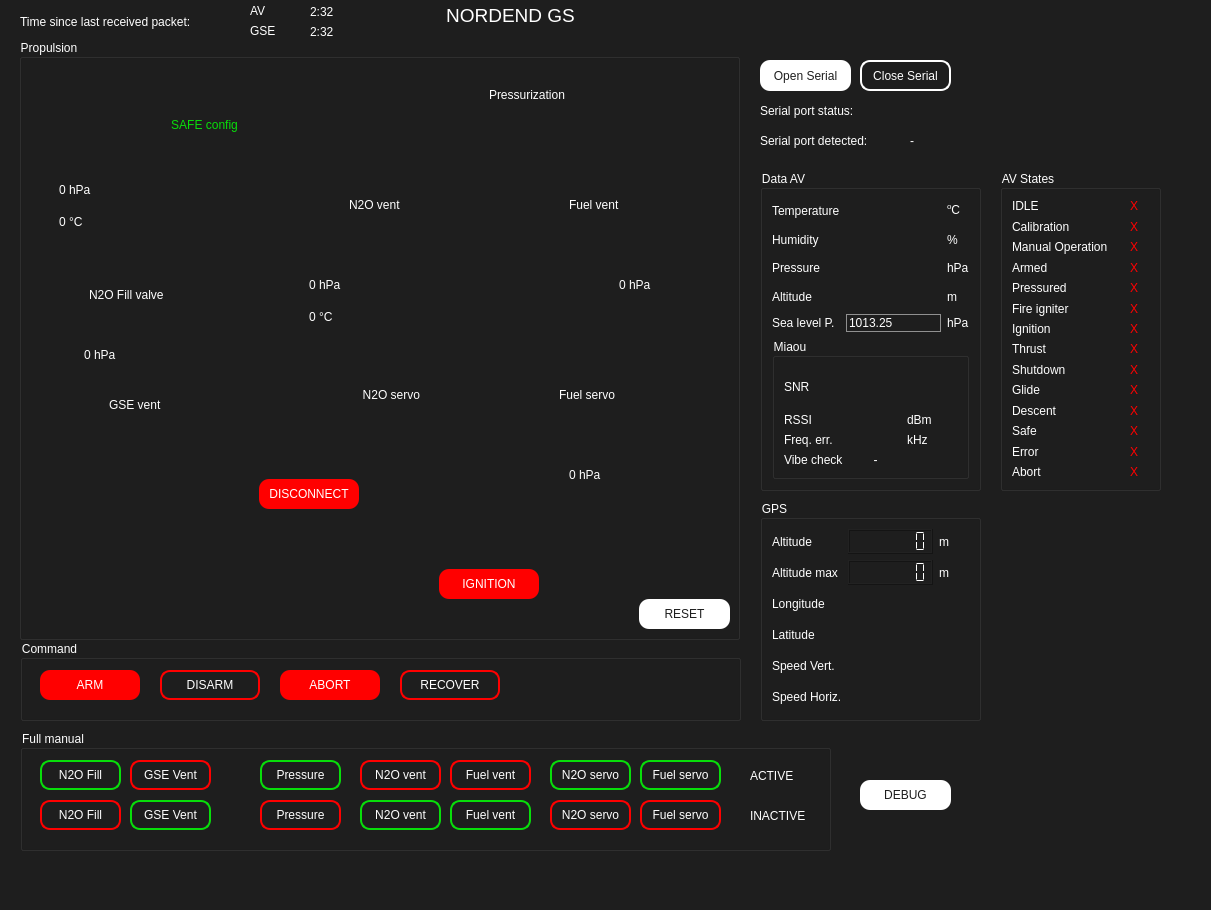
This is UI/GS2023.ui in MorgesHAB/ERT2023GS as Qt 5 draws it before an edit. The edited form follows.
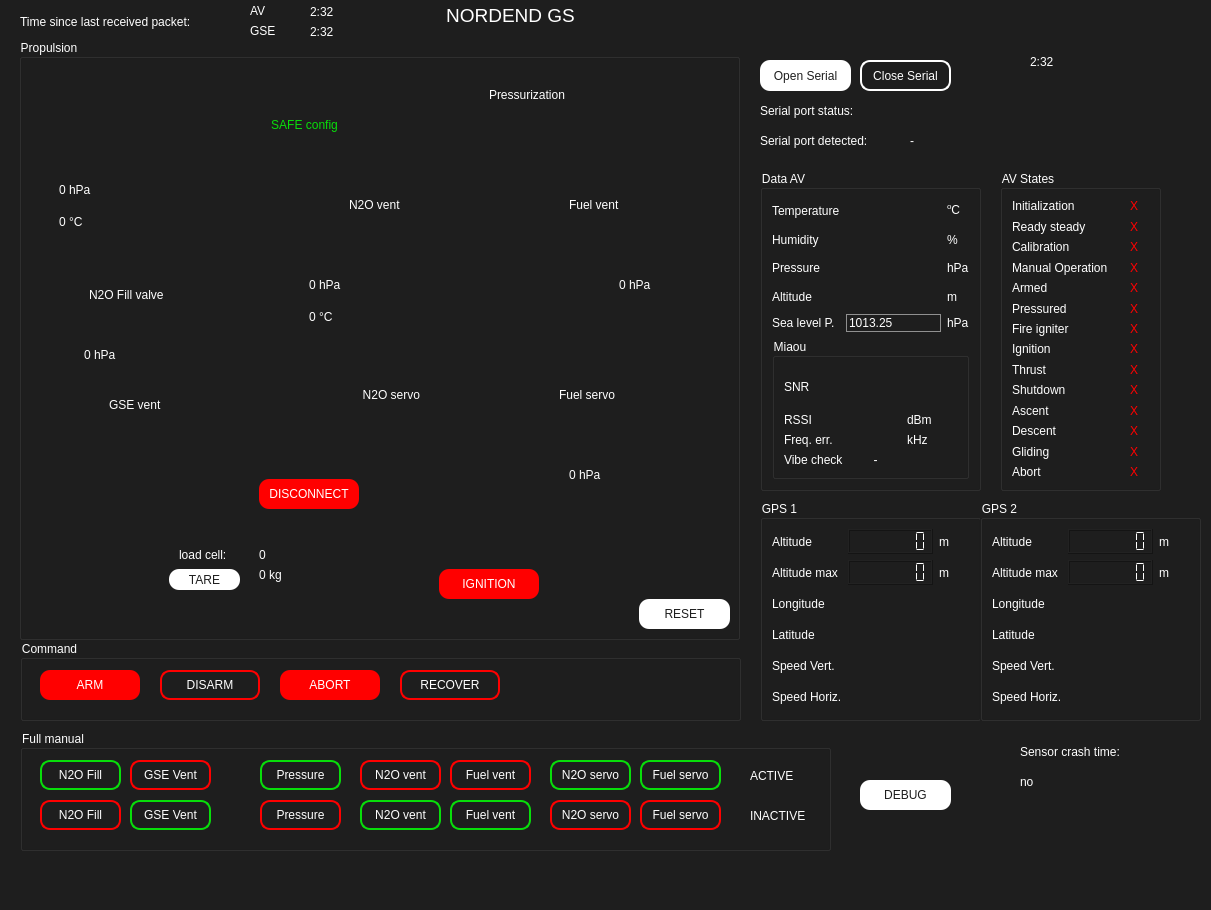
This is the edited form. Icons and pictures are not drawn.

Commit message: gui for VSFT1 before AV states

```diff
--- a/UI/GS2023.ui
+++ b/UI/GS2023.ui
@@ -1008,7 +1008,7 @@
     <widget class="QLabel" name="safe_config_label">
      <property name="geometry">
       <rect>
-       <x>130</x>
+       <x>230</x>
        <y>70</y>
        <width>111</width>
        <height>31</height>
@@ -1026,6 +1026,96 @@
       <set>Qt::AlignCenter</set>
      </property>
     </widget>
+    <widget class="QLabel" name="load_cell">
+     <property name="geometry">
+      <rect>
+       <x>240</x>
+       <y>500</y>
+       <width>61</width>
+       <height>31</height>
+      </rect>
+     </property>
+     <property name="styleSheet">
+      <string notr="true">background: transparent;
+font: 9pt &quot;Verdana&quot;;
+</string>
+     </property>
+     <property name="text">
+      <string>0</string>
+     </property>
+    </widget>
+    <widget class="QLabel" name="load_cell_label">
+     <property name="geometry">
+      <rect>
+       <x>160</x>
+       <y>500</y>
+       <width>71</width>
+       <height>31</height>
+      </rect>
+     </property>
+     <property name="styleSheet">
+      <string notr="true">background: transparent;
+font: 9pt &quot;Verdana&quot;;
+</string>
+     </property>
+     <property name="text">
+      <string>load cell:</string>
+     </property>
+    </widget>
+    <widget class="QPushButton" name="tare_button">
+     <property name="geometry">
+      <rect>
+       <x>150</x>
+       <y>530</y>
+       <width>71</width>
+       <height>21</height>
+      </rect>
+     </property>
+     <property name="styleSheet">
+      <string notr="true">QPushButton{
+color: rgb(30, 30, 30);
+font: 9pt &quot;Verdana&quot;;
+border-radius: 10px;
+background: white;
+}
+QPushButton:hover {
+font: 700 9pt &quot;Verdana&quot;;
+}
+QPushButton:pressed {
+font: 700 9pt &quot;Verdana&quot;;
+color: white;
+background: transparent;
+border: 3px  solid white;
+}
+
+QPushButton:focus{
+border: none;
+}
+
+</string>
+     </property>
+     <property name="text">
+      <string>TARE</string>
+     </property>
+    </widget>
+    <widget class="QLabel" name="load_cell_kg">
+     <property name="geometry">
+      <rect>
+       <x>240</x>
+       <y>520</y>
+       <width>61</width>
+       <height>31</height>
+      </rect>
+     </property>
+     <property name="styleSheet">
+      <string notr="true">background: transparent;
+font: 9pt &quot;Verdana&quot;;
+</string>
+     </property>
+     <property name="text">
+      <string>0 kg</string>
+     </property>
+    </widget>
     <zorder>prop_diagram</zorder>
     <zorder>label</zorder>
     <zorder>reset_valves</zorder>
@@ -1052,6 +1142,10 @@
     <zorder>ignition_cmd</zorder>
     <zorder>disconnect_cmd</zorder>
     <zorder>safe_config_label</zorder>
+    <zorder>load_cell</zorder>
+    <zorder>load_cell_label</zorder>
+    <zorder>tare_button</zorder>
+    <zorder>load_cell_kg</zorder>
    </widget>
    <widget class="QGroupBox" name="groupBox_3">
     <property name="geometry">
@@ -1239,7 +1333,7 @@
      <string notr="true"/>
     </property>
     <property name="title">
-     <string>GPS</string>
+     <string>GPS 1</string>
     </property>
     <layout class="QGridLayout" name="gridLayout_3">
      <item row="3" column="1" colspan="3">
@@ -1397,7 +1491,56 @@
      <string>AV States</string>
     </property>
     <layout class="QGridLayout" name="gridLayout_11">
-     <item row="8" column="1">
+     <item row="1" column="0">
+      <widget class="QLabel" name="idle_labe">
+       <property name="text">
+        <string>Ready steady</string>
+       </property>
+      </widget>
+     </item>
+     <item row="11" column="1">
+      <widget class="QLabel" name="st_descent">
+       <property name="minimumSize">
+        <size>
+         <width>30</width>
+         <height>0</height>
+        </size>
+       </property>
+       <property name="maximumSize">
+        <size>
+         <width>23</width>
+         <height>16777215</height>
+        </size>
+       </property>
+       <property name="styleSheet">
+        <string notr="true">color: rgb(255, 0, 0);</string>
+       </property>
+       <property name="text">
+        <string>X</string>
+       </property>
+       <property name="alignment">
+        <set>Qt::AlignCenter</set>
+       </property>
+      </widget>
+     </item>
+     <item row="2" column="0">
+      <widget class="QLabel" name="calibration_label">
+       <property name="styleSheet">
+        <string notr="true"/>
+       </property>
+       <property name="text">
+        <string>Calibration</string>
+       </property>
+      </widget>
+     </item>
+     <item row="7" column="0">
+      <widget class="QLabel" name="ignition_label">
+       <property name="text">
+        <string>Ignition</string>
+       </property>
+      </widget>
+     </item>
+     <item row="9" column="1">
       <widget class="QLabel" name="st_shutdown">
        <property name="minimumSize">
         <size>
@@ -1423,6 +1566,31 @@
       </widget>
      </item>
      <item row="4" column="1">
+      <widget class="QLabel" name="st_armed">
+       <property name="minimumSize">
+        <size>
+         <width>30</width>
+         <height>0</height>
+        </size>
+       </property>
+       <property name="maximumSize">
+        <size>
+         <width>23</width>
+         <height>16777215</height>
+        </size>
+       </property>
+       <property name="styleSheet">
+        <string notr="true">color: rgb(255, 0, 0);</string>
+       </property>
+       <property name="text">
+        <string>X</string>
+       </property>
+       <property name="alignment">
+        <set>Qt::AlignCenter</set>
+       </property>
+      </widget>
+     </item>
+     <item row="5" column="1">
       <widget class="QLabel" name="st_pressured">
        <property name="minimumSize">
         <size>
@@ -1447,33 +1615,25 @@
        </property>
       </widget>
      </item>
-     <item row="1" column="1">
-      <widget class="QLabel" name="st_calibration">
-       <property name="minimumSize">
-        <size>
-         <width>30</width>
-         <height>0</height>
-        </size>
+     <item row="10" column="0">
+      <widget class="QLabel" name="abort_label_2">
+       <property name="text">
+        <string>Ascent</string>
        </property>
-       <property name="maximumSize">
-        <size>
-         <width>23</width>
-         <height>16777215</height>
-        </size>
-       </property>
+      </widget>
+     </item>
+     <item row="0" column="0">
+      <widget class="QLabel" name="init_label">
        <property name="styleSheet">
-        <string notr="true">color: rgb(255, 0, 0);</string>
+        <string notr="true"/>
        </property>
        <property name="text">
-        <string>X</string>
+        <string>Initialization</string>
        </property>
-       <property name="alignment">
-        <set>Qt::AlignCenter</set>
-       </property>
       </widget>
      </item>
-     <item row="6" column="1">
-      <widget class="QLabel" name="st_ignition">
+     <item row="13" column="1">
+      <widget class="QLabel" name="st_abort">
        <property name="minimumSize">
         <size>
          <width>30</width>
@@ -1497,14 +1657,46 @@
        </property>
       </widget>
      </item>
-     <item row="7" column="0">
-      <widget class="QLabel" name="thrust_label">
-       <property name="text">
-        <string>Thrust</string>
-       </property>
-      </widget>
-     </item>
      <item row="2" column="1">
+      <widget class="QLabel" name="st_calibration">
+       <property name="minimumSize">
+        <size>
+         <width>30</width>
+         <height>0</height>
+        </size>
+       </property>
+       <property name="maximumSize">
+        <size>
+         <width>23</width>
+         <height>16777215</height>
+        </size>
+       </property>
+       <property name="styleSheet">
+        <string notr="true">color: rgb(255, 0, 0);</string>
+       </property>
+       <property name="text">
+        <string>X</string>
+       </property>
+       <property name="alignment">
+        <set>Qt::AlignCenter</set>
+       </property>
+      </widget>
+     </item>
+     <item row="12" column="0">
+      <widget class="QLabel" name="glide_label">
+       <property name="text">
+        <string>Gliding</string>
+       </property>
+      </widget>
+     </item>
+     <item row="9" column="0">
+      <widget class="QLabel" name="shutdown_label">
+       <property name="text">
+        <string>Shutdown</string>
+       </property>
+      </widget>
+     </item>
+     <item row="3" column="1">
       <widget class="QLabel" name="st_manual_operation">
        <property name="minimumSize">
         <size>
@@ -1530,52 +1722,77 @@
       </widget>
      </item>
      <item row="5" column="0">
-      <widget class="QLabel" name="fire_igniter_label">
+      <widget class="QLabel" name="pressured_label">
        <property name="text">
-        <string>Fire igniter</string>
+        <string>Pressured</string>
+       </property>
+      </widget>
+     </item>
+     <item row="10" column="1">
+      <widget class="QLabel" name="st_ascent">
+       <property name="minimumSize">
+        <size>
+         <width>30</width>
+         <height>0</height>
+        </size>
+       </property>
+       <property name="maximumSize">
+        <size>
+         <width>23</width>
+         <height>16777215</height>
+        </size>
+       </property>
+       <property name="styleSheet">
+        <string notr="true">color: rgb(255, 0, 0);</string>
+       </property>
+       <property name="text">
+        <string>X</string>
+       </property>
+       <property name="alignment">
+        <set>Qt::AlignCenter</set>
        </property>
       </widget>
      </item>
      <item row="11" column="0">
-      <widget class="QLabel" name="safe_label">
+      <widget class="QLabel" name="descent_label">
        <property name="text">
-        <string>Safe</string>
+        <string>Descent</string>
        </property>
       </widget>
      </item>
-     <item row="0" column="1">
-      <widget class="QLabel" name="st_idle">
-       <property name="minimumSize">
-        <size>
-         <width>30</width>
-         <height>0</height>
-        </size>
-       </property>
-       <property name="maximumSize">
-        <size>
-         <width>23</width>
-         <height>16777215</height>
-        </size>
-       </property>
-       <property name="styleSheet">
-        <string notr="true">color: rgb(255, 0, 0);</string>
-       </property>
-       <property name="text">
-        <string>X</string>
-       </property>
-       <property name="alignment">
-        <set>Qt::AlignCenter</set>
-       </property>
-      </widget>
-     </item>
-     <item row="3" column="0">
+     <item row="4" column="0">
       <widget class="QLabel" name="armed_label">
        <property name="text">
         <string>Armed</string>
        </property>
       </widget>
      </item>
-     <item row="2" column="0">
+     <item row="0" column="1">
+      <widget class="QLabel" name="st_init">
+       <property name="minimumSize">
+        <size>
+         <width>30</width>
+         <height>0</height>
+        </size>
+       </property>
+       <property name="maximumSize">
+        <size>
+         <width>23</width>
+         <height>16777215</height>
+        </size>
+       </property>
+       <property name="styleSheet">
+        <string notr="true">color: rgb(255, 0, 0);</string>
+       </property>
+       <property name="text">
+        <string>X</string>
+       </property>
+       <property name="alignment">
+        <set>Qt::AlignCenter</set>
+       </property>
+      </widget>
+     </item>
+     <item row="3" column="0">
       <widget class="QLabel" name="manual_opration_label">
        <property name="styleSheet">
         <string notr="true"/>
@@ -1585,141 +1802,64 @@
        </property>
       </widget>
      </item>
-     <item row="9" column="1">
-      <widget class="QLabel" name="st_glide">
-       <property name="minimumSize">
-        <size>
-         <width>30</width>
-         <height>0</height>
-        </size>
-       </property>
-       <property name="maximumSize">
-        <size>
-         <width>23</width>
-         <height>16777215</height>
-        </size>
-       </property>
-       <property name="styleSheet">
-        <string notr="true">color: rgb(255, 0, 0);</string>
-       </property>
-       <property name="text">
-        <string>X</string>
-       </property>
-       <property name="alignment">
-        <set>Qt::AlignCenter</set>
-       </property>
-      </widget>
-     </item>
-     <item row="7" column="1">
-      <widget class="QLabel" name="st_thrust">
-       <property name="minimumSize">
-        <size>
-         <width>30</width>
-         <height>0</height>
-        </size>
-       </property>
-       <property name="maximumSize">
-        <size>
-         <width>23</width>
-         <height>16777215</height>
-        </size>
-       </property>
-       <property name="styleSheet">
-        <string notr="true">color: rgb(255, 0, 0);</string>
-       </property>
-       <property name="text">
-        <string>X</string>
-       </property>
-       <property name="alignment">
-        <set>Qt::AlignCenter</set>
-       </property>
-      </widget>
-     </item>
-     <item row="10" column="0">
-      <widget class="QLabel" name="descent_label">
-       <property name="text">
-        <string>Descent</string>
-       </property>
-      </widget>
-     </item>
-     <item row="12" column="0">
-      <widget class="QLabel" name="error_label">
-       <property name="text">
-        <string>Error</string>
-       </property>
-      </widget>
-     </item>
-     <item row="3" column="1">
-      <widget class="QLabel" name="st_armed">
-       <property name="minimumSize">
-        <size>
-         <width>30</width>
-         <height>0</height>
-        </size>
-       </property>
-       <property name="maximumSize">
-        <size>
-         <width>23</width>
-         <height>16777215</height>
-        </size>
-       </property>
-       <property name="styleSheet">
-        <string notr="true">color: rgb(255, 0, 0);</string>
-       </property>
-       <property name="text">
-        <string>X</string>
-       </property>
-       <property name="alignment">
-        <set>Qt::AlignCenter</set>
-       </property>
-      </widget>
-     </item>
-     <item row="6" column="0">
-      <widget class="QLabel" name="ignition_label">
-       <property name="text">
-        <string>Ignition</string>
-       </property>
-      </widget>
-     </item>
-     <item row="1" column="0">
-      <widget class="QLabel" name="calibration_label">
-       <property name="styleSheet">
-        <string notr="true"/>
-       </property>
-       <property name="text">
-        <string>Calibration</string>
-       </property>
-      </widget>
-     </item>
-     <item row="0" column="0">
-      <widget class="QLabel" name="idle_labe">
-       <property name="text">
-        <string>IDLE</string>
-       </property>
-      </widget>
-     </item>
-     <item row="9" column="0">
-      <widget class="QLabel" name="glide_label">
-       <property name="text">
-        <string>Glide</string>
-       </property>
-      </widget>
-     </item>
      <item row="8" column="0">
-      <widget class="QLabel" name="shutdown_label">
+      <widget class="QLabel" name="thrust_label">
        <property name="text">
-        <string>Shutdown</string>
+        <string>Thrust</string>
        </property>
       </widget>
      </item>
-     <item row="4" column="0">
-      <widget class="QLabel" name="pressured_label">
+     <item row="7" column="1">
+      <widget class="QLabel" name="st_ignition">
+       <property name="minimumSize">
+        <size>
+         <width>30</width>
+         <height>0</height>
+        </size>
+       </property>
+       <property name="maximumSize">
+        <size>
+         <width>23</width>
+         <height>16777215</height>
+        </size>
+       </property>
+       <property name="styleSheet">
+        <string notr="true">color: rgb(255, 0, 0);</string>
+       </property>
        <property name="text">
-        <string>Pressured</string>
+        <string>X</string>
        </property>
+       <property name="alignment">
+        <set>Qt::AlignCenter</set>
+       </property>
       </widget>
      </item>
-     <item row="5" column="1">
+     <item row="12" column="1">
+      <widget class="QLabel" name="st_glide">
+       <property name="minimumSize">
+        <size>
+         <width>30</width>
+         <height>0</height>
+        </size>
+       </property>
+       <property name="maximumSize">
+        <size>
+         <width>23</width>
+         <height>16777215</height>
+        </size>
+       </property>
+       <property name="styleSheet">
+        <string notr="true">color: rgb(255, 0, 0);</string>
+       </property>
+       <property name="text">
+        <string>X</string>
+       </property>
+       <property name="alignment">
+        <set>Qt::AlignCenter</set>
+       </property>
+      </widget>
+     </item>
+     <item row="6" column="1">
       <widget class="QLabel" name="st_fire_igniter">
        <property name="minimumSize">
         <size>
@@ -1751,8 +1891,8 @@
        </property>
       </widget>
      </item>
-     <item row="10" column="1">
-      <widget class="QLabel" name="st_descent">
+     <item row="8" column="1">
+      <widget class="QLabel" name="st_thrust">
        <property name="minimumSize">
         <size>
          <width>30</width>
@@ -1776,58 +1916,15 @@
        </property>
       </widget>
      </item>
-     <item row="11" column="1">
-      <widget class="QLabel" name="st_safe">
-       <property name="minimumSize">
-        <size>
-         <width>30</width>
-         <height>0</height>
-        </size>
-       </property>
-       <property name="maximumSize">
-        <size>
-         <width>23</width>
-         <height>16777215</height>
-        </size>
-       </property>
-       <property name="styleSheet">
-        <string notr="true">color: rgb(255, 0, 0);</string>
-       </property>
+     <item row="6" column="0">
+      <widget class="QLabel" name="fire_igniter_label">
        <property name="text">
-        <string>X</string>
+        <string>Fire igniter</string>
        </property>
-       <property name="alignment">
-        <set>Qt::AlignCenter</set>
-       </property>
       </widget>
      </item>
-     <item row="12" column="1">
-      <widget class="QLabel" name="st_error">
-       <property name="minimumSize">
-        <size>
-         <width>30</width>
-         <height>0</height>
-        </size>
-       </property>
-       <property name="maximumSize">
-        <size>
-         <width>23</width>
-         <height>16777215</height>
-        </size>
-       </property>
-       <property name="styleSheet">
-        <string notr="true">color: rgb(255, 0, 0);</string>
-       </property>
-       <property name="text">
-        <string>X</string>
-       </property>
-       <property name="alignment">
-        <set>Qt::AlignCenter</set>
-       </property>
-      </widget>
-     </item>
-     <item row="13" column="1">
-      <widget class="QLabel" name="st_abort">
+     <item row="1" column="1">
+      <widget class="QLabel" name="st_ready_steady">
        <property name="minimumSize">
         <size>
          <width>30</width>
@@ -2437,6 +2534,221 @@
      <string>GSE</string>
     </property>
    </widget>
+   <widget class="QLabel" name="AV_timestamp">
+    <property name="geometry">
+     <rect>
+      <x>1030</x>
+      <y>50</y>
+      <width>121</width>
+      <height>24</height>
+     </rect>
+    </property>
+    <property name="toolTip">
+     <string>&lt;html&gt;&lt;head/&gt;&lt;body&gt;&lt;p&gt;Last packet's timestamp&lt;/p&gt;&lt;/body&gt;&lt;/html&gt;</string>
+    </property>
+    <property name="text">
+     <string>2:32</string>
+    </property>
+    <property name="alignment">
+     <set>Qt::AlignLeading|Qt::AlignLeft|Qt::AlignVCenter</set>
+    </property>
+   </widget>
+   <widget class="QLabel" name="sensor_crash_time">
+    <property name="geometry">
+     <rect>
+      <x>1020</x>
+      <y>770</y>
+      <width>121</width>
+      <height>24</height>
+     </rect>
+    </property>
+    <property name="toolTip">
+     <string>&lt;html&gt;&lt;head/&gt;&lt;body&gt;&lt;p&gt;Last packet's timestamp&lt;/p&gt;&lt;/body&gt;&lt;/html&gt;</string>
+    </property>
+    <property name="text">
+     <string>no</string>
+    </property>
+    <property name="alignment">
+     <set>Qt::AlignLeading|Qt::AlignLeft|Qt::AlignVCenter</set>
+    </property>
+   </widget>
+   <widget class="QLabel" name="AV_timestamp_3">
+    <property name="geometry">
+     <rect>
+      <x>1020</x>
+      <y>740</y>
+      <width>121</width>
+      <height>24</height>
+     </rect>
+    </property>
+    <property name="toolTip">
+     <string>&lt;html&gt;&lt;head/&gt;&lt;body&gt;&lt;p&gt;Last packet's timestamp&lt;/p&gt;&lt;/body&gt;&lt;/html&gt;</string>
+    </property>
+    <property name="text">
+     <string>Sensor crash time:</string>
+    </property>
+    <property name="alignment">
+     <set>Qt::AlignLeading|Qt::AlignLeft|Qt::AlignVCenter</set>
+    </property>
+   </widget>
+   <widget class="QGroupBox" name="gps_box_2">
+    <property name="geometry">
+     <rect>
+      <x>980</x>
+      <y>500</y>
+      <width>221</width>
+      <height>221</height>
+     </rect>
+    </property>
+    <property name="styleSheet">
+     <string notr="true"/>
+    </property>
+    <property name="title">
+     <string>GPS 2</string>
+    </property>
+    <layout class="QGridLayout" name="gridLayout_4">
+     <item row="3" column="1" colspan="3">
+      <widget class="QLabel" name="AV_longitude_r">
+       <property name="styleSheet">
+        <string notr="true"/>
+       </property>
+       <property name="text">
+        <string/>
+       </property>
+      </widget>
+     </item>
+     <item row="6" column="1" colspan="3">
+      <widget class="QLabel" name="speed_vertical_r">
+       <property name="minimumSize">
+        <size>
+         <width>0</width>
+         <height>0</height>
+        </size>
+       </property>
+       <property name="text">
+        <string/>
+       </property>
+      </widget>
+     </item>
+     <item row="1" column="0">
+      <widget class="QLabel" name="altitude_label_gps_2">
+       <property name="text">
+        <string>Altitude</string>
+       </property>
+      </widget>
+     </item>
+     <item row="5" column="1" colspan="3">
+      <widget class="QLabel" name="AV_latitude_r">
+       <property name="minimumSize">
+        <size>
+         <width>0</width>
+         <height>0</height>
+        </size>
+       </property>
+       <property name="text">
+        <string/>
+       </property>
+      </widget>
+     </item>
+     <item row="5" column="0">
+      <widget class="QLabel" name="latitude_label_2">
+       <property name="text">
+        <string>Latitude</string>
+       </property>
+      </widget>
+     </item>
+     <item row="2" column="0">
+      <widget class="QLabel" name="altitude_max_label_2">
+       <property name="text">
+        <string>Altitude max</string>
+       </property>
+      </widget>
+     </item>
+     <item row="6" column="0">
+      <widget class="QLabel" name="label_XX_3">
+       <property name="text">
+        <string>Speed Vert.</string>
+       </property>
+      </widget>
+     </item>
+     <item row="3" column="0">
+      <widget class="QLabel" name="longitude_label_2">
+       <property name="text">
+        <string>Longitude</string>
+       </property>
+      </widget>
+     </item>
+     <item row="7" column="0">
+      <widget class="QLabel" name="label_XX_4">
+       <property name="text">
+        <string>Speed Horiz.</string>
+       </property>
+      </widget>
+     </item>
+     <item row="7" column="1" colspan="3">
+      <widget class="QLabel" name="speed_horizontal_r">
+       <property name="minimumSize">
+        <size>
+         <width>0</width>
+         <height>0</height>
+        </size>
+       </property>
+       <property name="text">
+        <string/>
+       </property>
+      </widget>
+     </item>
+     <item row="1" column="3">
+      <widget class="QLabel" name="m_unit_label_4">
+       <property name="maximumSize">
+        <size>
+         <width>30</width>
+         <height>16777215</height>
+        </size>
+       </property>
+       <property name="text">
+        <string>m</string>
+       </property>
+      </widget>
+     </item>
+     <item row="1" column="1" colspan="2">
+      <widget class="QLCDNumber" name="altitude_lcd_gps_r">
+       <property name="smallDecimalPoint">
+        <bool>false</bool>
+       </property>
+       <property name="digitCount">
+        <number>7</number>
+       </property>
+       <property name="segmentStyle">
+        <enum>QLCDNumber::Flat</enum>
+       </property>
+       <property name="intValue" stdset="0">
+        <number>0</number>
+       </property>
+      </widget>
+     </item>
+     <item row="2" column="3">
+      <widget class="QLabel" name="m_unit_label_6">
+       <property name="text">
+        <string>m</string>
+       </property>
+      </widget>
+     </item>
+     <item row="2" column="1" colspan="2">
+      <widget class="QLCDNumber" name="altitude_max_lcd_max_r">
+       <property name="enabled">
+        <bool>true</bool>
+       </property>
+       <property name="digitCount">
+        <number>7</number>
+       </property>
+       <property name="segmentStyle">
+        <enum>QLCDNumber::Flat</enum>
+       </property>
+      </widget>
+     </item>
+    </layout>
+   </widget>
    <zorder>groupBox_3</zorder>
    <zorder>groupBox_2</zorder>
    <zorder>label_11</zorder>
@@ -2456,6 +2768,10 @@
    <zorder>time_since_last_Rx_GSE</zorder>
    <zorder>last_refresh_label_2</zorder>
    <zorder>last_refresh_label_3</zorder>
+   <zorder>AV_timestamp</zorder>
+   <zorder>sensor_crash_time</zorder>
+   <zorder>AV_timestamp_3</zorder>
+   <zorder>gps_box_2</zorder>
   </widget>
   <widget class="QMenuBar" name="menubar">
    <property name="geometry">
```
The commit also changes 2 other files.
